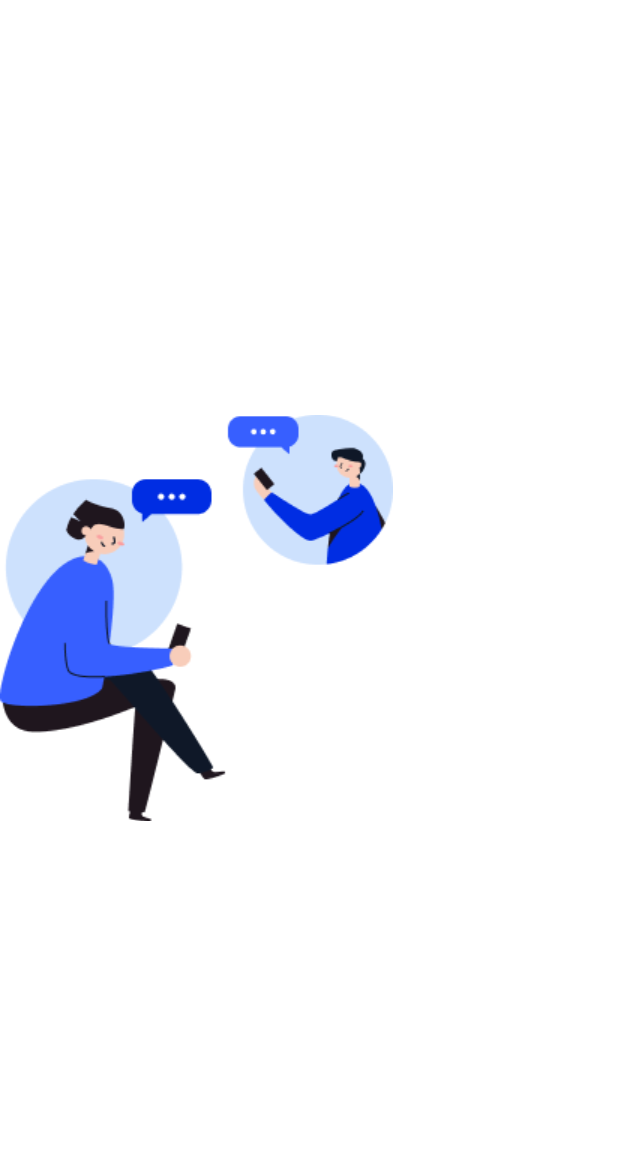
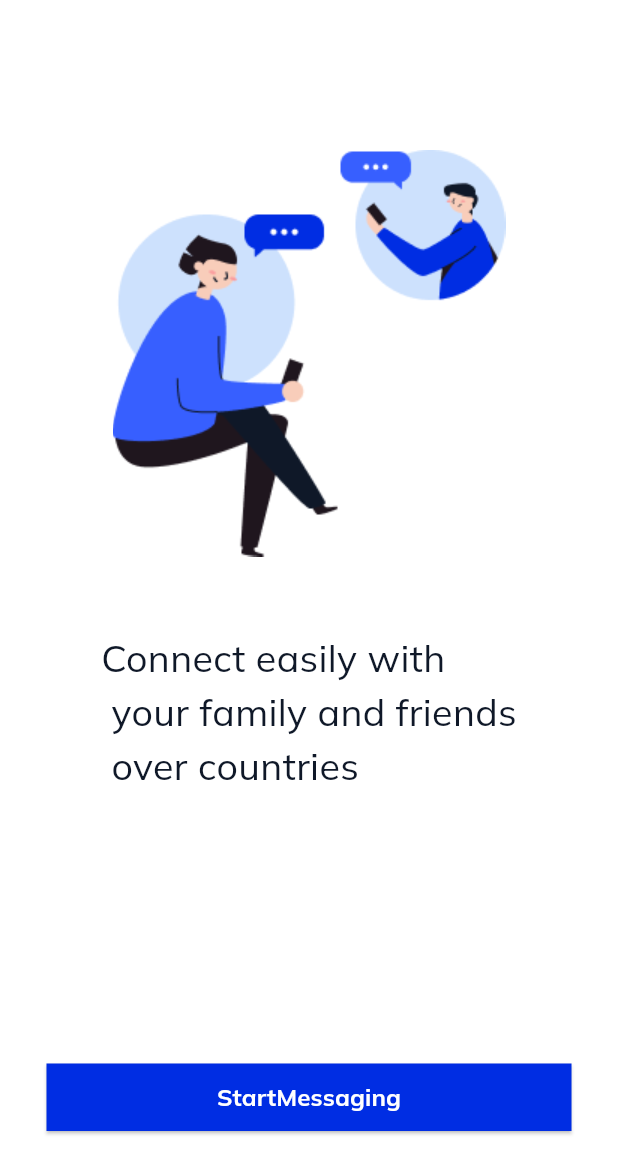
Before and after one commit to nithish25kumar/messenger-app, a Flutter app: the screen it shows after launch, on a phone screen of 412 x 824 dp. Shown: the top 1174 px of the screen. Run offline on Flutter 3.47's test engine with Material 3 defaults, Android fonts, the phone set to English and light mode, and no system bars; our stand-ins replace flutter_bloc.

Commit message:
onboardingscreen  updated

```diff
--- a/lib/repositary/screens/onboard/onboardingscreen.dart
+++ b/lib/repositary/screens/onboard/onboardingscreen.dart
@@ -8,9 +8,30 @@ class Onboardingscreen extends StatelessWidget {
   Widget build(BuildContext context) {
     return Scaffold(
       backgroundColor: Colors.white,
-      body: Column(
-        mainAxisAlignment: MainAxisAlignment.center,
-        children: [Uihelper.CustomImage(imgurl: "onboarding.png")],
+      body: Center(
+        child: Padding(
+          padding: const EdgeInsets.only(top: 100),
+          child: Column(
+            children: [
+              Uihelper.CustomImage(
+                imgurl: "onboarding.png",
+              ),
+              SizedBox(
+                height: 50,
+              ),
+              Uihelper.CustomText(
+                  text:
+                      "Connect easily with \n your family and friends\n over countries",
+                  fontsize: 25,
+                  context: context),
+              SizedBox(
+                height: 180,
+              ),
+              Uihelper.CustomButton(
+                  buttonnname: "StartMessaging", callback: () {})
+            ],
+          ),
+        ),
       ),
     );
   }
--- a/lib/repositary/screens/widgets/Uihelper.dart
+++ b/lib/repositary/screens/widgets/Uihelper.dart
@@ -1,7 +1,88 @@
 import 'package:flutter/material.dart';
+
+import '../../../domain/constants/appcolors.dart';
 
 class Uihelper {
   static CustomImage({required String imgurl}) {
     return Image.asset("assets/images/$imgurl");
   }
+
+  static CustomText(
+      {required String text,
+      required double fontsize,
+      String? fontfamily,
+      FontWeight? fontweight,
+      Color? color,
+      required BuildContext context}) {
+    return Text(
+      text,
+      style: TextStyle(
+          fontSize: fontsize,
+          fontFamily: fontfamily ?? "regular",
+          color: color ??
+              (Theme.of(context).brightness == Brightness.dark
+                  ? AppColors.textdarkmode
+                  : AppColors.textlightmode),
+          fontWeight: fontweight ?? FontWeight.normal),
+    );
+  }
+
+  static CustomButton(
+      {required String buttonnname,
+      required VoidCallback callback,
+      Color? buttoncolor}) {
+    return SizedBox(
+      height: 45,
+      width: 350,
+      child: ElevatedButton(
+          onPressed: () {
+            callback();
+          },
+          style: ElevatedButton.styleFrom(
+              backgroundColor: AppColors.buttonlightmode,
+              shape: RoundedRectangleBorder(
+                  borderRadius: BorderRadius.circular(0))),
+          child: Text(
+            buttonnname,
+            style: TextStyle(
+                fontSize: 16,
+                color: Colors.white,
+                fontWeight: FontWeight.bold,
+                fontFamily: "bold"),
+          )),
+    );
+  }
+
+  static CustomTextField(
+      {required TextEditingController controller,
+      required String text,
+      required TextInputType textinputtype,
+      required BuildContext context,
+      required IconData icondata}) {
+    return Container(
+      height: 45,
+      width: 360,
+      decoration: BoxDecoration(
+          color: Theme.of(context).brightness == Brightness.dark
+              ? AppColors.containerdarkmode
+              : AppColors.containerlightmode,
+          borderRadius: BorderRadius.circular(7)),
+      child: TextField(
+        controller: controller,
+        keyboardType: textinputtype,
+        decoration: InputDecoration(
+            hintText: text,
+            prefixIcon: Icon(
+              icondata,
+              color: AppColors.iconlight,
+            ),
+            hintStyle: TextStyle(
+                color: Theme.of(context).brightness == Brightness.dark
+                    ? AppColors.hintdarkmode
+                    : AppColors.hintlightmode,
+                fontSize: 14),
+            border: InputBorder.none),
+      ),
+    );
+  }
 }
```
